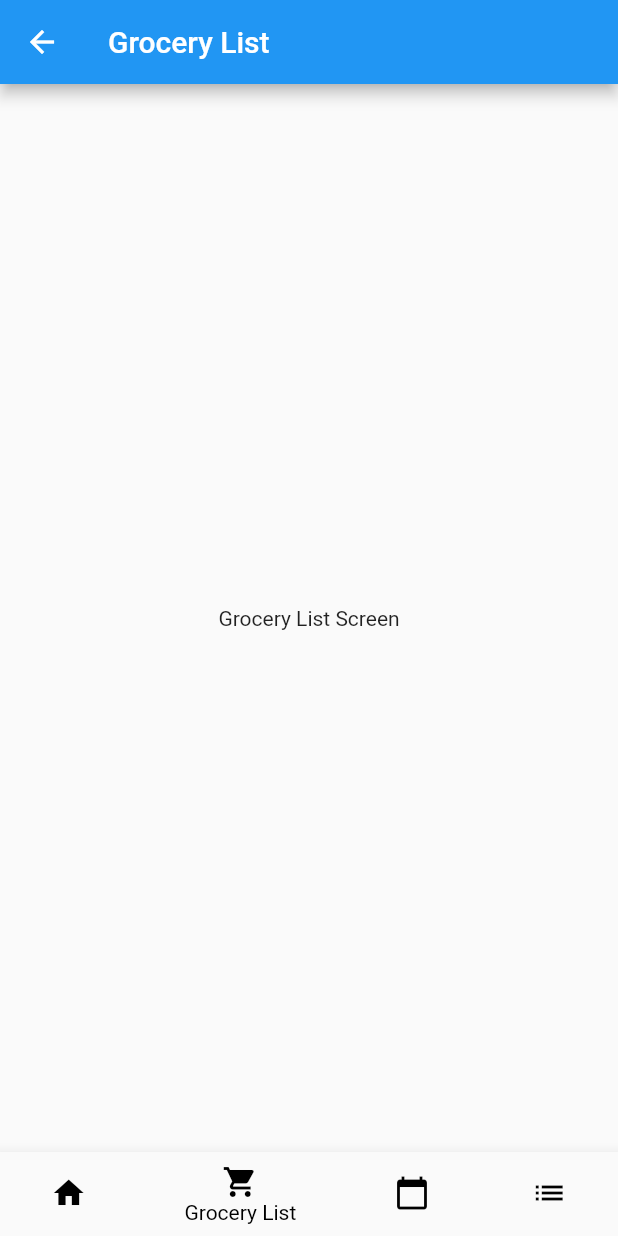
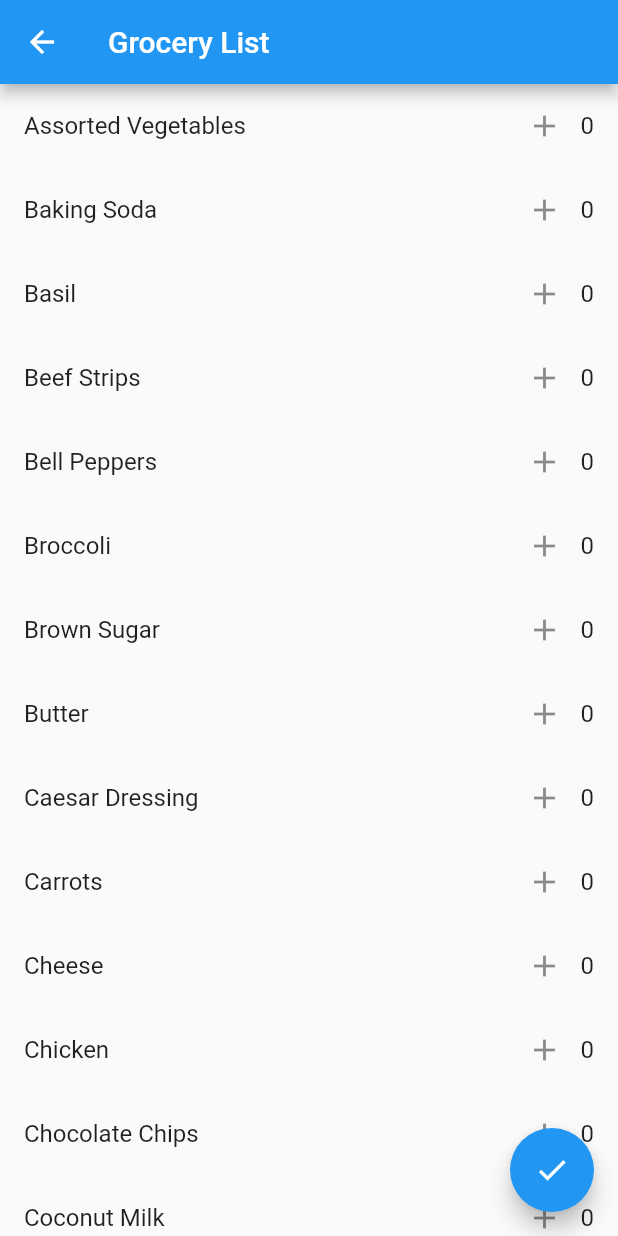
Before and after one commit to filupdilrosi/project_one, a Flutter app: the GroceryListScreen screen opened by its route, on a phone screen of 412 x 824 dp. Run offline on Flutter 3.47's test engine with Material 2 defaults, Android fonts, the phone set to English and light mode, and no system bars; our stand-ins replace shared_preferences; accounts and stored records are empty.

Commit message:
Update for recipes and such

```diff
--- a/lib/grocery_list_screen.dart
+++ b/lib/grocery_list_screen.dart
@@ -1,52 +1,120 @@
 import 'package:flutter/material.dart';
+import 'package:shared_preferences/shared_preferences.dart';
+import 'dart:convert';
 
-class GroceryListScreen extends StatelessWidget {
+class QuantityInputField extends StatefulWidget {
+  final Function(int) onQuantityChanged;
+
+  const QuantityInputField({Key? key, required this.onQuantityChanged}) : super(key: key);
+
+  @override
+  State<QuantityInputField> createState() => _QuantityInputFieldState();
+}
+
+class _QuantityInputFieldState extends State<QuantityInputField> {
+  int quantity = 0;
+
+  void _incrementQuantity() {
+    setState(() {
+      quantity++;
+    });
+    widget.onQuantityChanged(quantity);
+  }
+
   @override
   Widget build(BuildContext context) {
+    return Row(
+      mainAxisAlignment: MainAxisAlignment.end,
+      children: <Widget>[
+        IconButton(
+          icon: const Icon(Icons.add),
+          onPressed: _incrementQuantity,
+        ),
+        Text('$quantity'),
+      ],
+    );
+  }
+}
+
+class GroceryListScreen extends StatefulWidget {
+  @override
+  _GroceryListScreenState createState() => _GroceryListScreenState();
+}
+
+class _GroceryListScreenState extends State<GroceryListScreen> {
+  final List<String> allIngredients = [
+    'Flour', 'Butter', 'Sugar', 'Brown Sugar', 'Eggs', 'Vanilla Extract',
+    'Baking Soda', 'Chocolate Chips', 'Assorted Vegetables', 'Curry Sauce',
+    'Coconut Milk', 'Rice', 'Grilled Chicken Strips', 'Romaine Lettuce',
+    'Caesar Dressing', 'Parmesan Cheese', 'Tortillas', 'Pizza Dough',
+    'Tomato Sauce', 'Fresh Mozzarella', 'Basil', 'Olive Oil', 'Beef Strips',
+    'Bell Peppers', 'Broccoli', 'Carrots', 'Soy Sauce', 'Garlic', 'Ginger',
+    'Rice Vinegar', 'Sushi Rice', 'Nori', 'Fish', 'Soy Sauce', 'Wasabi',
+    'Pickled Ginger', 'Ground Beef', 'Taco Seasoning', 'Lettuce', 'Tomato',
+    'Cheese', 'Salsa', 'Sour Cream', 'Pasta', 'Olive Oil', 'Garlic',
+    'Parmesan', 'Chicken', 'Yogurt', 'Tomato Sauce', 'Spices', 'Cream'
+  ];
+
+  final Map<String, int> ingredientQuantities = {};
+
+  Future<void> _saveDataAndNavigate() async {
+    try {
+      final SharedPreferences prefs = await SharedPreferences.getInstance();
+      await prefs.setString('mealPlannerData', json.encode(ingredientQuantities));
+      Navigator.pushNamed(context, '/mealplanner');
+    } catch (e) {
+      showDialog(
+        context: context,
+        builder: (ctx) => AlertDialog(
+          title: Text('Error'),
+          content: Text('Failed to save data. Error: $e'),
+          actions: <Widget>[
+            TextButton(
+              onPressed: () {
+                Navigator.of(ctx).pop();
+              },
+              child: Text('OK'),
+            ),
+          ],
+        ),
+      );
+    }
+  }
+
+  @override
+  Widget build(BuildContext context) {
+    final Set<String> uniqueIngredients = allIngredients.toSet();
+    final List<String> sortedIngredients = uniqueIngredients.toList()..sort();
+
     return Scaffold(
       appBar: AppBar(
-        title: Text('Grocery List'),
+        title: const Text('Grocery List'),
       ),
-      body: Center(
-        child: Text('Grocery List Screen'),
+      body: ListView.builder(
+        itemCount: sortedIngredients.length,
+        itemBuilder: (context, index) {
+          final String ingredient = sortedIngredients[index];
+          return ListTile(
+            title: Row(
+              children: [
+                Expanded(
+                  child: Text(ingredient),
+                ),
+                QuantityInputField(
+                  onQuantityChanged: (quantity) {
+                    setState(() {
+                      ingredientQuantities[ingredient] = quantity;
+                    });
+                  },
+                ),
+              ],
+            ),
+          );
+        },
       ),
-      bottomNavigationBar: BottomNavigationBar(
-        backgroundColor: Colors.blue, // Background color of the bottom navigation bar
-        selectedItemColor: Colors.black, // Color of the selected item
-        unselectedItemColor: Colors.black, // Color of the unselected items
-        currentIndex: 1, // Set the current index for Grocery List
-        onTap: (index) {
-          // Handle navigation when a bottom navigation item is tapped
-          switch (index) {
-            case 0:
-              Navigator.pushNamed(context, '/'); // Navigate to HomeScreen
-              break;
-            case 2:
-              Navigator.pushNamed(context, '/mealplanner'); // Navigate to MealPlannerScreen
-              break;
-            case 3:
-              Navigator.pushNamed(context, '/recipes'); // Navigate to RecipeListScreen
-              break;
-          }
-        },
-        items: const <BottomNavigationBarItem>[
-          BottomNavigationBarItem(
-            icon: Icon(Icons.home),
-            label: 'Home',
-          ),
-          BottomNavigationBarItem(
-            icon: Icon(Icons.shopping_cart),
-            label: 'Grocery List',
-          ),
-          BottomNavigationBarItem(
-            icon: Icon(Icons.calendar_today),
-            label: 'Meal Planner',
-          ),
-          BottomNavigationBarItem(
-            icon: Icon(Icons.list),
-            label: 'Recipes',
-          ),
-        ],
+      floatingActionButton: FloatingActionButton(
+        onPressed: _saveDataAndNavigate,
+        child: const Icon(Icons.check),
       ),
     );
   }
--- a/lib/models/recipe.dart
+++ b/lib/models/recipe.dart
@@ -1,3 +1,5 @@
+import 'package:flutter/material.dart';
+
 class Recipe {
   final String title;
   final String imageUrl;
@@ -14,19 +16,76 @@ class Recipe {
   });
 }
 
-List<Recipe> dummyRecipes = [
+final List<Recipe> dummyRecipes = [
   Recipe(
-    title: 'Spaghetti Carbonara',
-    imageUrl: 'https://via.placeholder.com/300',
-    ingredients: ['Spaghetti', 'Eggs', 'Bacon', 'Parmesan cheese'],
-    steps: [
-      'Cook spaghetti according to package instructions.',
-      'In a separate pan, fry bacon until crispy.',
-      'In a bowl, whisk eggs and mix in grated parmesan cheese.',
-      'Combine cooked spaghetti with bacon, then stir in egg mixture.',
-      'Serve hot and enjoy!'
-    ],
-    reviews: ['Delicious!', 'Easy to make.', 'Family favorite.'],
+    title: 'Chicken Tikka Masala',
+    imageUrl: 'assets/ChickenTikkaMasala.png',
+    ingredients: ['Chicken', 'Yogurt', 'Tomato Sauce', 'Spices', 'Cream'],
+    steps: ['Marinate chicken', 'Grill or bake', 'Simmer in tomato sauce with cream'],
+    reviews: ['Rich and flavorful!', 'Absolutely delicious!'],
   ),
-  // Add more dummy recipes here...
+  Recipe(
+    title: 'Pasta Primavera',
+    imageUrl: 'assets/PastaPrimavera.png',
+    ingredients: ['Pasta', 'Assorted Vegetables', 'Olive Oil', 'Garlic', 'Parmesan Cheese'],
+    steps: ['Cook pasta', 'Sauté vegetables with garlic in olive oil', 'Toss with pasta and cheese'],
+    reviews: ['Fresh and tasty!', 'Love the mix of veggies!'],
+  ),
+  // Add more recipes here
+  Recipe(
+    title: 'Beef Tacos',
+    imageUrl: 'assets/BeefTacos.png',
+    ingredients: ['Ground Beef', 'Taco Seasoning', 'Tortillas', 'Lettuce', 'Tomato', 'Cheese', 'Salsa', 'Sour Cream'],
+    steps: ['Cook beef with taco seasoning', 'Assemble tacos with desired toppings'],
+    reviews: ['So satisfying!', 'Great for taco night!'],
+  ),
+  Recipe(
+    title: 'Caesar Salad',
+    imageUrl: 'assets/CaesarSalad.png',
+    ingredients: ['Romaine Lettuce', 'Caesar Dressing', 'Croutons', 'Parmesan Cheese'],
+    steps: ['Toss lettuce with dressing', 'Top with croutons and cheese'],
+    reviews: ['Classic and delicious!', 'Perfect light meal!'],
+  ),
+  Recipe(
+    title: 'Sushi Rolls',
+    imageUrl: 'assets/SushiRolls.png',
+    ingredients: ['Sushi Rice', 'Nori Seaweed', 'Assorted Fish', 'Vegetables', 'Soy Sauce', 'Wasabi', 'Pickled Ginger'],
+    steps: ['Spread rice on nori', 'Add fillings, roll tightly', 'Slice and serve with soy sauce, wasabi, and pickled ginger'],
+    reviews: ['Homemade sushi is the best!', 'Delicious and fresh!'],
+  ),
+  Recipe(
+    title: 'Beef Stir Fry',
+    imageUrl: 'assets/BeefStirFry.png',
+    ingredients: ['Beef Strips', 'Bell Peppers', 'Broccoli', 'Carrots', 'Soy Sauce', 'Garlic', 'Ginger', 'Rice'],
+    steps: ['Sear beef', 'Stir-fry vegetables', 'Add sauce, serve over rice'],
+    reviews: ['Quick and flavorful!', 'Great weeknight dinner!'],
+  ),
+  Recipe(
+    title: 'Margherita Pizza',
+    imageUrl: 'assets/MargheritaPizza.png',
+    ingredients: ['Pizza Dough', 'Tomato Sauce', 'Fresh Mozzarella Cheese', 'Fresh Basil', 'Olive Oil'],
+    steps: ['Roll out dough', 'Top with sauce, cheese, and basil', 'Bake until golden and bubbly'],
+    reviews: ['Classic and tasty!', 'Best pizza ever!'],
+  ),
+  Recipe(
+    title: 'Chicken Caesar Salad Wraps',
+    imageUrl: 'assets/ChickenCaesarSaladWraps.png',
+    ingredients: ['Grilled Chicken Strips', 'Romaine Lettuce', 'Caesar Dressing', 'Parmesan Cheese', 'Tortillas'],
+    steps: ['Fill tortillas with chicken, lettuce, dressing, and cheese', 'Roll up tightly'],
+    reviews: ['Perfect for a quick lunch!', 'Healthy and delicious!'],
+  ),
+  Recipe(
+    title: 'Vegetable Curry',
+    imageUrl: 'assets/VegetableCurry.png',
+    ingredients: ['Assorted Vegetables', 'Curry Sauce', 'Coconut Milk', 'Rice'],
+    steps: ['Cook vegetables in curry sauce and coconut milk', 'Serve over rice'],
+    reviews: ['So flavorful!', 'Love the variety of veggies!'],
+  ),
+  Recipe(
+    title: 'Chocolate Chip Cookies',
+    imageUrl: 'assets/ChocolateChipCookies.png',
+    ingredients: ['Flour', 'Butter', 'Sugar', 'Brown Sugar', 'Eggs', 'Vanilla Extract', 'Baking Soda', 'Chocolate Chips'],
+    steps: ['Cream butter and sugars', 'Add eggs and vanilla', 'Mix in dry ingredients and chocolate chips', 'Bake until golden'],
+    reviews: ['The best cookies ever!', 'So addictive!'],
+  ),
 ];
```
Also changed, not shown: lib/meal_planner_screen.dart (+59 -28 lines), lib/recipe_detail_screen.dart (+20 -5 lines), lib/recipe_list_screen.dart (+7 -2 lines), pubspec.yaml (+5 -7 lines), assets/BeefStirFry.png (added), assets/BeefTacos.png (added), assets/CaesarSalad.png (added), assets/ChickenCaesarSaladWraps.png (added), assets/ChickenTikkaMasala.png (added), assets/ChocolateChipCookies.png (added), assets/MargheritaPizza.png (added), assets/PastaPrimavera.png (added), assets/SushiRolls.png (added), assets/VegetableCurry.png (added), 1 more files, 7 other files.
